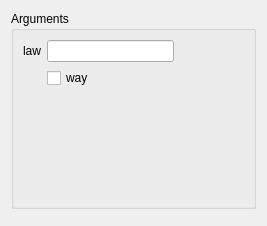
Qt form src/HEXABLOCKGUI/Propagation_QTD.ui (SalomePlatform/hexablock) before a commit.
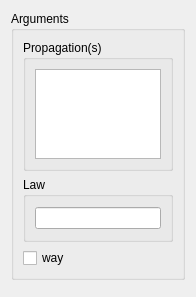
The same form after that commit.

The edit to the form file:
```diff
--- a/src/HEXABLOCKGUI/Propagation_QTD.ui
+++ b/src/HEXABLOCKGUI/Propagation_QTD.ui
@@ -6,10 +6,16 @@
    <rect>
     <x>0</x>
     <y>0</y>
-    <width>267</width>
-    <height>226</height>
+    <width>196</width>
+    <height>297</height>
    </rect>
   </property>
+  <property name="sizePolicy">
+   <sizepolicy hsizetype="Preferred" vsizetype="Fixed">
+    <horstretch>0</horstretch>
+    <verstretch>0</verstretch>
+   </sizepolicy>
+  </property>
   <property name="windowTitle">
    <string>Propagation</string>
   </property>
@@ -19,15 +25,32 @@
      <property name="title">
       <string>Arguments</string>
      </property>
-     <layout class="QFormLayout" name="formLayout">
-      <item row="0" column="0">
-       <widget class="QLabel" name="label">
-        <property name="text">
-         <string>law</string>
+     <layout class="QVBoxLayout" name="verticalLayout_2">
+      <item>
+       <widget class="QGroupBox" name="groupBox_2">
+        <property name="maximumSize">
+         <size>
+          <width>16777215</width>
+          <height>131</height>
+         </size>
         </property>
+        <property name="title">
+         <string>Propagation(s)</string>
+        </property>
+        <layout class="QVBoxLayout" name="verticalLayout_3">
+         <item>
+          <widget class="QListWidget" name="propagations_lw"/>
+         </item>
+        </layout>
        </widget>
       </item>
-      <item row="0" column="1">
+      <item>
+       <widget class="QGroupBox" name="groupBox_3">
+        <property name="title">
+         <string>Law</string>
+        </property>
+        <layout class="QVBoxLayout" name="verticalLayout_4">
+         <item>
        <widget class="QLineEdit" name="law_le">
         <property name="maximumSize">
          <size>
@@ -40,7 +63,10 @@
         </property>
        </widget>
       </item>
-      <item row="1" column="1">
+        </layout>
+       </widget>
+      </item>
+      <item>
        <widget class="QCheckBox" name="way_cb">
         <property name="text">
          <string>way</string>
```
Lines whose indentation alone changed are shown as unchanged.
